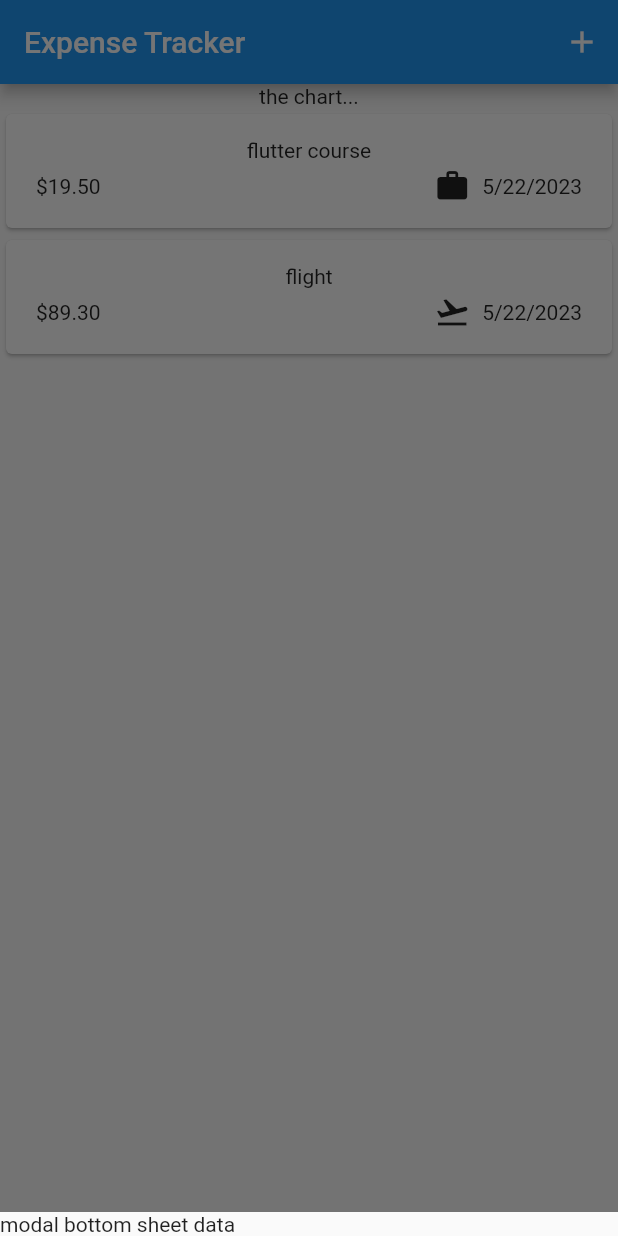
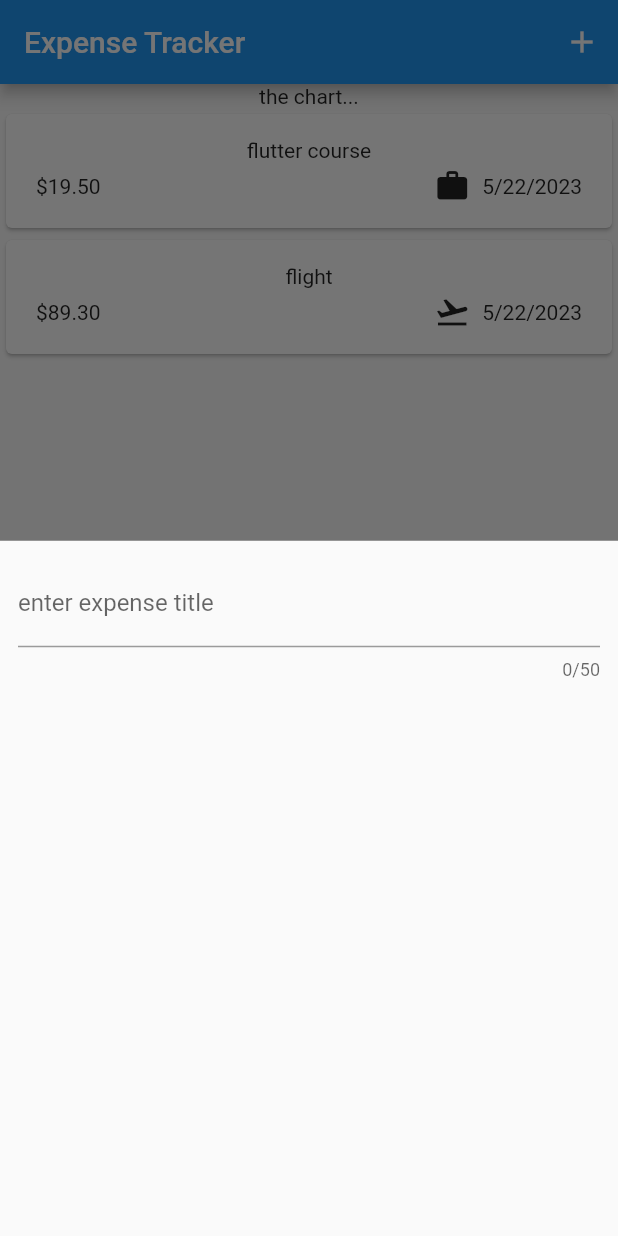
Before and after one commit to carlstep/expense_tracker, a Flutter app: the screen it shows after launch, after a tap on the "add" icon, on a phone screen of 412 x 824 dp. Run offline on Flutter 3.47's test engine with Material 2 defaults, Android fonts, the phone set to English and light mode, and no system bars.

Commit message:
set up of modalBottomSheet form

```diff
--- a/lib/widgets/expenses.dart
+++ b/lib/widgets/expenses.dart
@@ -1,5 +1,6 @@
 import 'package:expense_tracker/widgets/expenses_list/expenses_list.dart';
 import 'package:expense_tracker/models/expense.dart';
+import 'package:expense_tracker/widgets/new_expense.dart';
 import 'package:flutter/material.dart';
 
 class Expenses extends StatefulWidget {
@@ -31,7 +32,7 @@ class _ExpensesState extends State<Expenses> {
     // relation to other widgets in the widget tree
     showModalBottomSheet(
       context: context,
-      builder: (ctx) => const Text('modal bottom sheet data'),
+      builder: (ctx) => const NewExpense(),
     );
   }
 
--- /dev/null
+++ b/lib/widgets/new_expense.dart
@@ -0,0 +1,29 @@
+import 'package:flutter/material.dart';
+
+class NewExpense extends StatefulWidget {
+  const NewExpense({super.key});
+
+  @override
+  State<NewExpense> createState() => _NewExpenseState();
+}
+
+class _NewExpenseState extends State<NewExpense> {
+  @override
+  Widget build(BuildContext context) {
+    return const Padding(
+      padding: EdgeInsets.all(12),
+      child: Column(
+        children: [
+          TextField(
+            maxLength: 50,
+            decoration: InputDecoration(
+              label: Text('enter expense title'),
+            ),
+          ),
+          Row(),
+          Row(),
+        ],
+      ),
+    );
+  }
+}
```
